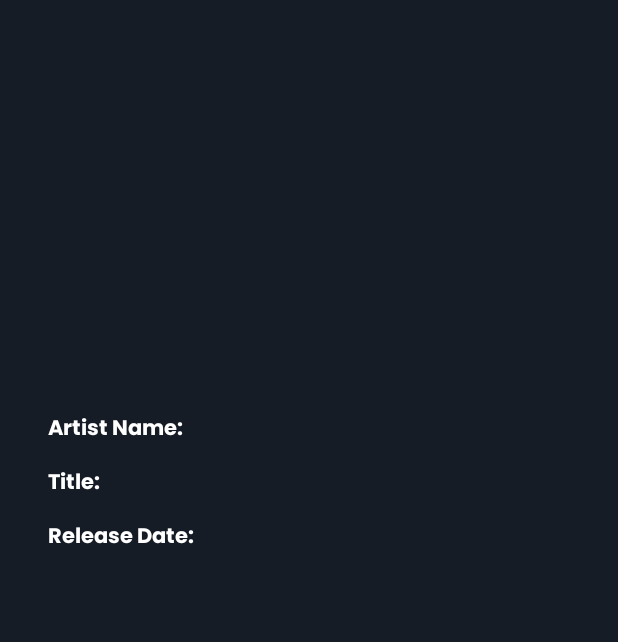
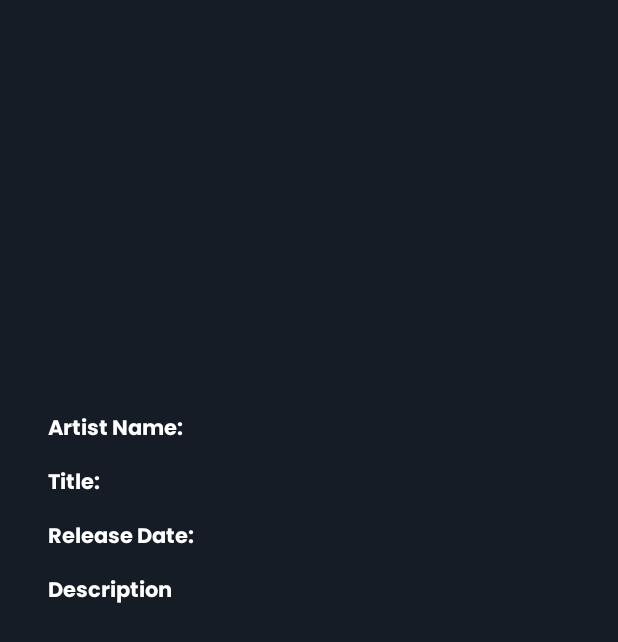
Before and after one commit to berchoes/iTunesSearch, an Android app: the layout activity_details.xml on its own in the app's theme, with its tools: preview values and no code run, on a phone screen of 412 x 824 dp. Shown: the top 642 px of the screen. Run offline under Robolectric (Android 15) with nearby library versions, the phone set to English and light mode, and no system bars.

Commit message:
Fix: Ebook UI fix & ListViewModel refactor.

```diff
--- a/app/src/main/java/com/example/itunesapp/model/SearchItem.kt
+++ b/app/src/main/java/com/example/itunesapp/model/SearchItem.kt
@@ -32,6 +32,7 @@ data class SearchItem(
     val trackPrice: Double?,
     val trackTimeMillis: Int?,
     val trackViewUrl: String?,
+    val description : String?,
     val wrapperType: String?
 ) {
     fun getDate(): String = releaseDate?.take(10)?.replace("-","/") ?: "No info."
--- a/app/src/main/java/com/example/itunesapp/ui/list/SearchListAdapter.kt
+++ b/app/src/main/java/com/example/itunesapp/ui/list/SearchListAdapter.kt
@@ -49,7 +49,7 @@ class SearchListAdapter @Inject constructor() :
         @SuppressLint("SetTextI18n")
         fun bind(item: SearchItem) {
 
-            binding.title.text = "${item.artistName} - ${item.collectionName}"
+            binding.title.text = "${item.artistName} - ${item.collectionName ?: item.trackName}"
 
             if (!item.artworkUrl100.isNullOrEmpty()) {
                 Picasso.get()
--- a/app/src/main/java/com/example/itunesapp/util/binding/RecyclerBindingAdapter.kt
+++ b/app/src/main/java/com/example/itunesapp/util/binding/RecyclerBindingAdapter.kt
@@ -2,6 +2,7 @@ package com.example.itunesapp.util.binding
 
 import androidx.databinding.BindingAdapter
 import androidx.recyclerview.widget.RecyclerView
+import com.example.itunesapp.model.NewListInfo
 import com.example.itunesapp.model.SearchItem
 import com.example.itunesapp.ui.list.SearchListAdapter
 
@@ -13,13 +14,13 @@ import com.example.itunesapp.ui.list.SearchListAdapter
 fun setRecyclerAdapter(
     recyclerView: RecyclerView,
     adapter: SearchListAdapter?,
-    itemsInfo: Triple<List<SearchItem>?,String,Boolean>?,
+    itemsInfo: NewListInfo?,
 ) {
     adapter?.let {
         if (recyclerView.adapter != it) {
             recyclerView.adapter = it
         }
         recyclerView.recycledViewPool.clear()
-        itemsInfo?.third?.let { third -> it.submitList(itemsInfo.first, third) }
+        itemsInfo?.let { info -> it.submitList(info.list,info.isSearchedList) }
     }
 }
--- a/app/src/main/res/layout/activity_details.xml
+++ b/app/src/main/res/layout/activity_details.xml
@@ -12,8 +12,16 @@
 
     <androidx.constraintlayout.widget.ConstraintLayout
         android:layout_width="match_parent"
+        android:background="@color/darkBlue"
+        android:layout_height="match_parent">
+
+        <androidx.core.widget.NestedScrollView
+            android:layout_width="match_parent"
+            android:layout_height="match_parent">
+
+            <androidx.constraintlayout.widget.ConstraintLayout
+                android:layout_width="match_parent"
                 android:layout_height="match_parent"
-        android:background="@color/darkBlue"
                 tools:context=".ui.details.DetailsActivity">
 
                 <androidx.appcompat.widget.AppCompatImageView
@@ -70,7 +78,7 @@
                     app:layout_constraintEnd_toEndOf="parent"
                     android:layout_marginEnd="12dp"
                     android:fontFamily="@font/poppins_regular"
-            android:text="@{viewModel.currentData.collectionName}"
+                    android:text="@{viewModel.currentData.collectionName != null ? viewModel.currentData.collectionName : viewModel.currentData.trackName}"
                     android:textColor="@color/white"
                     app:layout_constraintStart_toStartOf="@id/tvReleaseDate"
                     app:layout_constraintTop_toTopOf="@id/tvCollectionHeader" />
@@ -99,5 +107,37 @@
                     android:textColor="@color/white"
                     app:layout_constraintStart_toEndOf="@id/tvReleaseDateHeader"
                     app:layout_constraintTop_toTopOf="@id/tvReleaseDateHeader" />
+
+                <androidx.appcompat.widget.AppCompatTextView
+                    android:id="@+id/tvDescriptionHeader"
+                    android:layout_width="wrap_content"
+                    android:layout_height="wrap_content"
+                    isVisible="@{viewModel.currentData.description != null}"
+                    android:fontFamily="@font/poppins_bold"
+                    android:text="@string/description"
+                    android:layout_marginTop="12dp"
+                    android:textColor="@color/white"
+                    app:layout_constraintStart_toStartOf="parent"
+                    android:layout_marginStart="32dp"
+                    app:layout_constraintTop_toBottomOf="@id/tvReleaseDate" />
+
+                <androidx.appcompat.widget.AppCompatTextView
+                    android:id="@+id/tvDescription"
+                    android:layout_width="0dp"
+                    app:layout_constraintEnd_toEndOf="parent"
+                    android:layout_marginEnd="12dp"
+                    android:layout_height="wrap_content"
+                    isVisible="@{viewModel.currentData.description != null}"
+                    android:fontFamily="@font/poppins_regular"
+                    android:text="@{viewModel.currentData.description}"
+                    android:textColor="@color/white"
+                    app:layout_constraintStart_toStartOf="@id/tvReleaseDate"
+                    app:layout_constraintTop_toTopOf="@id/tvDescriptionHeader" />
+            </androidx.constraintlayout.widget.ConstraintLayout>
+
+
+        </androidx.core.widget.NestedScrollView>
+
+
     </androidx.constraintlayout.widget.ConstraintLayout>
 </layout>
--- a/app/src/main/res/values/strings.xml
+++ b/app/src/main/res/values/strings.xml
@@ -9,5 +9,6 @@
     <string name="all">all</string>
     <string name="podcast">Podcast</string>
     <string name="e_book">e-Book</string>
-    <string name="nothing_to_show">Nothing to show...</string>
+    <string name="nothing_to_show">Nothing to show.</string>
+    <string name="description">Description</string>
 </resources>
```
Also changed, not shown: app/src/main/java/com/example/itunesapp/model/NewListInfo.kt (added, +10 -0 lines), app/src/main/java/com/example/itunesapp/ui/list/ListViewModel.kt (+4 -3 lines). Lines whose indentation alone changed are shown as unchanged.
